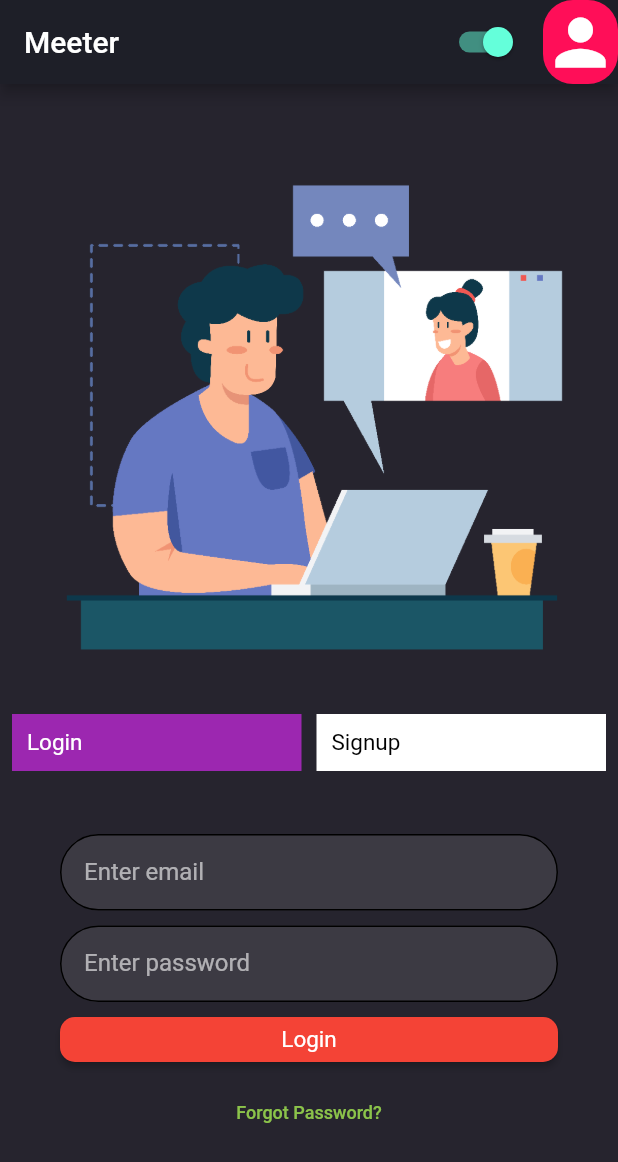
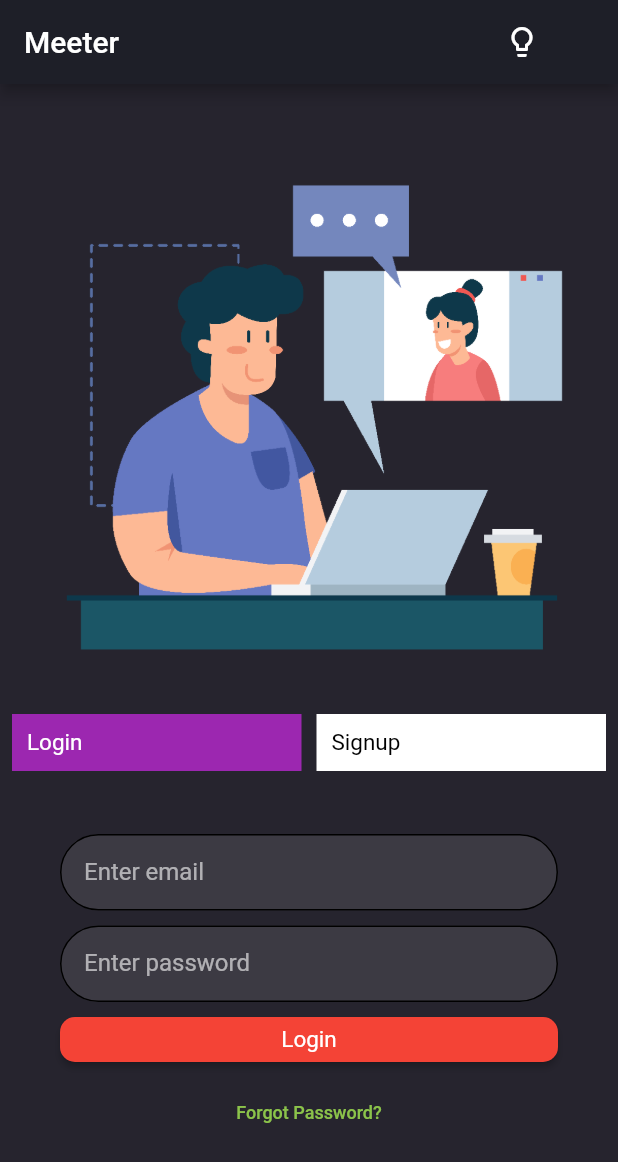
Before and after one commit to salman-byte/meeter, a Flutter app: the screen it shows after launch, on a phone screen of 412 x 824 dp. Shown: the top 1162 px of the screen. Run offline on Flutter 3.47's test engine with Material 2 defaults, Android fonts, the phone set to English and light mode, and no system bars; drawn by our look-alikes of velocity_x; our stand-ins replace cloud_firestore, file_picker, firebase_auth, firebase_storage, flutter_chat_types, flutter_chat_ui and 3 more; missing offline and left inert: cr_calendar, flutter_animated_dialog, webviewx; accounts and stored records are empty; statements that could not run were skipped.

Commit message:
minor ui improvements

```diff
--- a/lib/screens/homePageComponents/chatGroupList.dart
+++ b/lib/screens/homePageComponents/chatGroupList.dart
@@ -47,8 +47,8 @@ class ChatGroupList extends StatelessWidget {
                                     groupId: snapshot.data![index].id!);
                           },
                           title: snapshot.data![index].name!,
-                          subTitle: recentMessage.length > 15
-                              ? recentMessage.substring(1, 15)
+                          subTitle: recentMessage.length > 25
+                              ? recentMessage.substring(0, 25) + '...'
                               : recentMessage,
                           avatorUrl: '',
                           trailingWidget: buildTrailingWidget(
--- a/lib/screens/homePageComponents/chatWithHeader.dart
+++ b/lib/screens/homePageComponents/chatWithHeader.dart
@@ -57,7 +57,10 @@ class _ChatViewWithHeaderState extends State<ChatViewWithHeader> {
             children: [
               Padding(
                 padding: const EdgeInsets.only(left: 8.0),
-                child: Text(widget.group.name!),
+                child: Text(
+                  widget.group.name!,
+                  style: Theme.of(context).textTheme.headline5,
+                ),
               ),
               PopupMenuButton(onSelected: (value) async {
                 switch (value) {
--- a/lib/screens/home_page.dart
+++ b/lib/screens/home_page.dart
@@ -46,24 +46,23 @@ class _MyHomePageState extends State<MyHomePage> {
     return AppBar(
       title: Text(widget.title!),
       actions: [
-        Switch.adaptive(
-          value: themeProvider!.isLightTheme ? false : true,
-          onChanged: (value) {
-            themeProvider!.toggleThemeData(value);
-          },
-        ),
-        SizedBox(width: 10),
+        IconButton(
+            icon: themeProvider!.isLightTheme
+                ? Icon(Icons.nightlight_round)
+                : Icon(Icons.lightbulb_outline_rounded),
+            onPressed: () {
+              themeProvider!.toggleThemeData();
+            }),
+        // Switch.adaptive(
+        //   value: themeProvider!.isLightTheme ? false : true,
+        //   // onChanged: (value) {
+        //   //   themeProvider!.toggleThemeData(value);
+        //   // },
+        // ),
+        SizedBox(width: 20),
         Consumer<AuthStatusNotifier>(builder: (context, authData, child) {
           return !(authData.isUserAuthenticated)
-              ? ClipRRect(
-                  borderRadius: BorderRadius.circular(20.0), //or 15.0
-                  child: Container(
-                    // height: 70.0,
-                    // width: 70.0,
-                    color: Color(0xffFF0E58),
-                    child: Icon(Icons.person, color: Colors.white, size: 50.0),
-                  ),
-                )
+              ? Container()
               : PopupMenuButton(
                   onSelected: (value) {
                     switch (value) {
@@ -78,23 +77,11 @@ class _MyHomePageState extends State<MyHomePage> {
                   child: ClipRRect(
                     borderRadius: BorderRadius.circular(20.0), //or 15.0
                     child: Container(
-                      // height: 70.0,
-                      // width: 70.0,
-                      color: Color(0xffFF0E58),
-                      child:
-                          Icon(Icons.person, color: Colors.white, size: 50.0),
+                      child: Icon(Icons.exit_to_app),
                     ),
                   ),
                   itemBuilder: (context) {
                     return <PopupMenuItem>[
-                      // PopupMenuItem(
-                      //   value: 0,
-                      //   child: Text('settings'),
-                      // ),
-                      // PopupMenuItem(
-                      //   value: 1,
-                      //   child: Text('invite'),
-                      // ),
                       PopupMenuItem(
                         value: 2,
                         child: Text('logout'),
@@ -103,6 +90,7 @@ class _MyHomePageState extends State<MyHomePage> {
                   },
                 );
         }),
+        SizedBox(width: 20),
       ],
     );
   }
--- a/lib/utils/theme_notifier.dart
+++ b/lib/utils/theme_notifier.dart
@@ -36,10 +36,10 @@ class ThemeProvider with ChangeNotifier {
   }
 
   /// use to toggle the theme
-  toggleThemeData(bool switchState) async {
+  toggleThemeData() async {
     SharedPreferences prefs = await SharedPreferences.getInstance();
-    prefs.setBool('isLightTheme', !switchState);
-    isLightTheme = !switchState;
+    prefs.setBool('isLightTheme', !isLightTheme);
+    isLightTheme = !isLightTheme;
     getCurrentStatusNavigationBarColor();
     notifyListeners();
   }
```
Also changed, not shown: lib/screens/chat_page.dart (+5 -6 lines), 1 other file.
